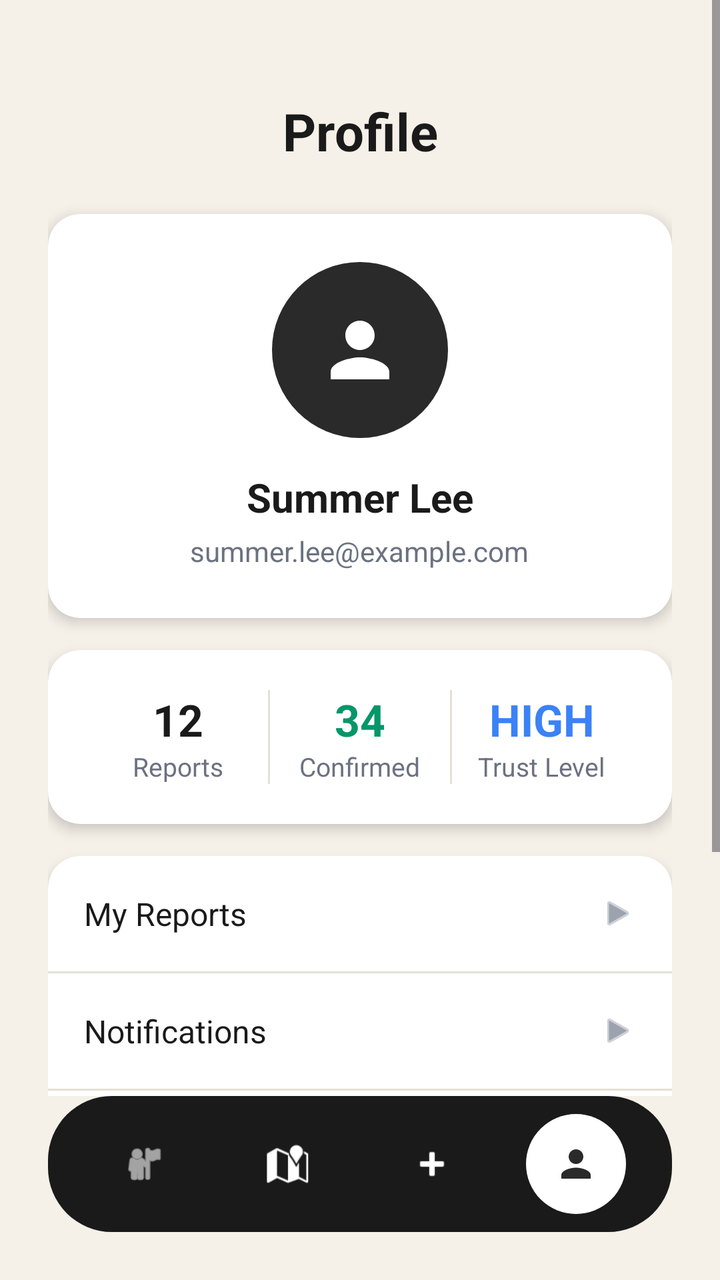
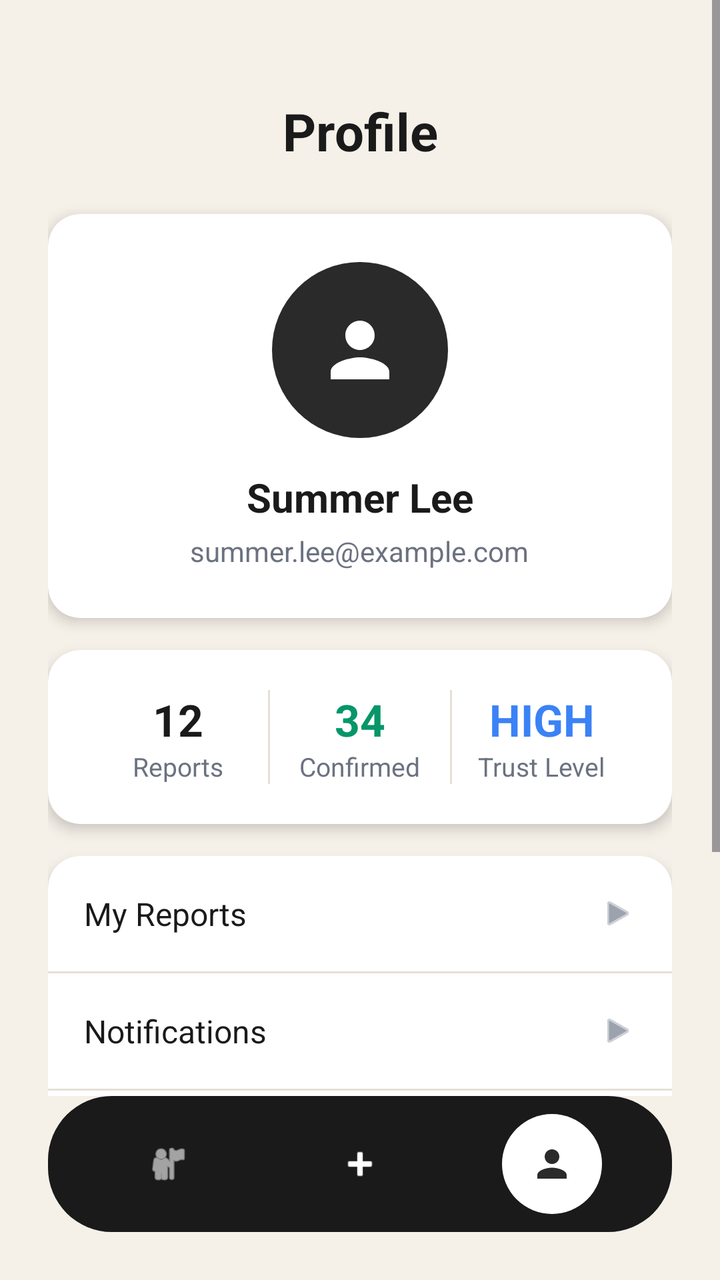

Screens rendered from an Android XML layout before and after an edit, with the pre-edit source and the edit as a unified diff.
<!-- AndroidManifest.xml: application theme Theme.Hackathon -->
<!-- res/layout/activity_profile.xml -->
<?xml version="1.0" encoding="utf-8"?>
<LinearLayout xmlns:android="http://schemas.android.com/apk/res/android"
    xmlns:app="http://schemas.android.com/apk/res-auto"
    android:layout_width="match_parent"
    android:layout_height="match_parent"
    android:orientation="vertical"
    android:background="#F5F0E8">

    
    <ScrollView
        android:layout_width="match_parent"
        android:layout_height="0dp"
        android:layout_weight="1">

        <LinearLayout
            android:layout_width="match_parent"
            android:layout_height="wrap_content"
            android:orientation="vertical"
            android:padding="24dp">

            
            <TextView
                android:layout_width="match_parent"
                android:layout_height="wrap_content"
                android:text="Profile"
                android:textSize="26sp"
                android:textStyle="bold"
                android:textColor="#1A1A1A"
                android:gravity="center"
                android:layout_marginTop="24dp"
                android:layout_marginBottom="24dp" />

            
            <androidx.cardview.widget.CardView
                android:layout_width="match_parent"
                android:layout_height="wrap_content"
                app:cardCornerRadius="16dp"
                app:cardElevation="4dp"
                android:layout_marginBottom="16dp">

                <LinearLayout
                    android:layout_width="match_parent"
                    android:layout_height="wrap_content"
                    android:orientation="vertical"
                    android:gravity="center"
                    android:padding="24dp">

                    <androidx.cardview.widget.CardView
                        android:layout_width="88dp"
                        android:layout_height="88dp"
                        app:cardCornerRadius="44dp"
                        app:cardElevation="0dp"
                        android:layout_marginBottom="16dp">

                        <ImageView
                            android:id="@+id/avatarImage"
                            android:layout_width="match_parent"
                            android:layout_height="match_parent"
                            android:background="#2A2A2A"
                            android:padding="22dp"
                            android:src="@drawable/ic_profile"
                            app:tint="#FFFFFF"
                            android:scaleType="fitCenter"
                            android:contentDescription="Profile photo" />

                    </androidx.cardview.widget.CardView>

                    <TextView
                        android:id="@+id/nameText"
                        android:layout_width="wrap_content"
                        android:layout_height="wrap_content"
                        android:text="Summer Lee"
                        android:textSize="20sp"
                        android:textStyle="bold"
                        android:textColor="#1A1A1A"
                        android:layout_marginBottom="4dp" />

                    <TextView
                        android:id="@+id/emailText"
                        android:layout_width="wrap_content"
                        android:layout_height="wrap_content"
                        android:text="summer.lee@example.com"
                        android:textSize="14sp"
                        android:textColor="#6B7280" />

                </LinearLayout>
            </androidx.cardview.widget.CardView>

            
            <androidx.cardview.widget.CardView
                android:layout_width="match_parent"
                android:layout_height="wrap_content"
                app:cardCornerRadius="16dp"
                app:cardElevation="4dp"
                android:layout_marginBottom="16dp">

                <LinearLayout
                    android:layout_width="match_parent"
                    android:layout_height="wrap_content"
                    android:orientation="horizontal"
                    android:padding="20dp">

                    <LinearLayout
                        android:layout_width="0dp"
                        android:layout_height="wrap_content"
                        android:layout_weight="1"
                        android:orientation="vertical"
                        android:gravity="center">

                        <TextView
                            android:id="@+id/reportsCountText"
                            android:layout_width="wrap_content"
                            android:layout_height="wrap_content"
                            android:text="12"
                            android:textSize="22sp"
                            android:textStyle="bold"
                            android:textColor="#1A1A1A" />

                        <TextView
                            android:layout_width="wrap_content"
                            android:layout_height="wrap_content"
                            android:text="Reports"
                            android:textSize="13sp"
                            android:textColor="#6B7280" />
                    </LinearLayout>

                    <View
                        android:layout_width="1dp"
                        android:layout_height="match_parent"
                        android:background="#E5E0D5" />

                    <LinearLayout
                        android:layout_width="0dp"
                        android:layout_height="wrap_content"
                        android:layout_weight="1"
                        android:orientation="vertical"
                        android:gravity="center">

                        <TextView
                            android:id="@+id/confirmedCountText"
                            android:layout_width="wrap_content"
                            android:layout_height="wrap_content"
                            android:text="34"
                            android:textSize="22sp"
                            android:textStyle="bold"
                            android:textColor="#059669" />

                        <TextView
                            android:layout_width="wrap_content"
                            android:layout_height="wrap_content"
                            android:text="Confirmed"
                            android:textSize="13sp"
                            android:textColor="#6B7280" />
                    </LinearLayout>

                    <View
                        android:layout_width="1dp"
                        android:layout_height="match_parent"
                        android:background="#E5E0D5" />

                    <LinearLayout
                        android:layout_width="0dp"
                        android:layout_height="wrap_content"
                        android:layout_weight="1"
                        android:orientation="vertical"
                        android:gravity="center">

                        <TextView
                            android:id="@+id/trustScoreText"
                            android:layout_width="wrap_content"
                            android:layout_height="wrap_content"
                            android:text="HIGH"
                            android:textSize="22sp"
                            android:textStyle="bold"
                            android:textColor="#3B82F6" />

                        <TextView
                            android:layout_width="wrap_content"
                            android:layout_height="wrap_content"
                            android:text="Trust Level"
                            android:textSize="13sp"
                            android:textColor="#6B7280" />
                    </LinearLayout>

                </LinearLayout>
            </androidx.cardview.widget.CardView>

            
            <androidx.cardview.widget.CardView
                android:layout_width="match_parent"
                android:layout_height="wrap_content"
                app:cardCornerRadius="16dp"
                app:cardElevation="4dp"
                android:layout_marginBottom="16dp">

                <LinearLayout
                    android:layout_width="match_parent"
                    android:layout_height="wrap_content"
                    android:orientation="vertical">

                    <LinearLayout
                        android:id="@+id/myReportsRow"
                        android:layout_width="match_parent"
                        android:layout_height="wrap_content"
                        android:orientation="horizontal"
                        android:gravity="center_vertical"
                        android:padding="18dp"
                        android:background="?attr/selectableItemBackground">

                        <TextView
                            android:layout_width="0dp"
                            android:layout_height="wrap_content"
                            android:layout_weight="1"
                            android:text="My Reports"
                            android:textSize="16sp"
                            android:textColor="#1A1A1A" />

                        <ImageView
                            android:layout_width="18dp"
                            android:layout_height="18dp"
                            android:src="@android:drawable/ic_media_play"
                            app:tint="#9CA3AF"
                            android:contentDescription="Go" />
                    </LinearLayout>

                    <View
                        android:layout_width="match_parent"
                        android:layout_height="1dp"
                        android:background="#E5E0D5" />

                    <LinearLayout
                        android:id="@+id/notificationsRow"
                        android:layout_width="match_parent"
                        android:layout_height="wrap_content"
                        android:orientation="horizontal"
                        android:gravity="center_vertical"
                        android:padding="18dp"
                        android:background="?attr/selectableItemBackground">

                        <TextView
                            android:layout_width="0dp"
                            android:layout_height="wrap_content"
                            android:layout_weight="1"
                            android:text="Notifications"
                            android:textSize="16sp"
                            android:textColor="#1A1A1A" />

                        <ImageView
                            android:layout_width="18dp"
                            android:layout_height="18dp"
                            android:src="@android:drawable/ic_media_play"
                            app:tint="#9CA3AF"
                            android:contentDescription="Go" />
                    </LinearLayout>

                    <View
                        android:layout_width="match_parent"
                        android:layout_height="1dp"
                        android:background="#E5E0D5" />

                    <LinearLayout
                        android:id="@+id/settingsRow"
                        android:layout_width="match_parent"
                        android:layout_height="wrap_content"
                        android:orientation="horizontal"
                        android:gravity="center_vertical"
                        android:padding="18dp"
                        android:background="?attr/selectableItemBackground">

                        <TextView
                            android:layout_width="0dp"
                            android:layout_height="wrap_content"
                            android:layout_weight="1"
                            android:text="Settings"
                            android:textSize="16sp"
                            android:textColor="#1A1A1A" />

                        <ImageView
                            android:layout_width="18dp"
                            android:layout_height="18dp"
                            android:src="@android:drawable/ic_media_play"
                            app:tint="#9CA3AF"
                            android:contentDescription="Go" />
                    </LinearLayout>

                </LinearLayout>
            </androidx.cardview.widget.CardView>

            
            <com.google.android.material.button.MaterialButton
                android:id="@+id/logoutButton"
                android:layout_width="match_parent"
                android:layout_height="54dp"
                android:text="Log Out"
                android:textAllCaps="false"
                android:textSize="16sp"
                android:textColor="#DC2626"
                app:cornerRadius="27dp"
                style="@style/Widget.MaterialComponents.Button.OutlinedButton"
                app:strokeColor="#DC2626"
                android:layout_marginTop="8dp" />

        </LinearLayout>
    </ScrollView>

    
    <LinearLayout
        android:layout_width="match_parent"
        android:layout_height="68dp"
        android:layout_marginStart="24dp"
        android:layout_marginEnd="24dp"
        android:layout_marginBottom="24dp"
        android:orientation="horizontal"
        android:background="@drawable/navbar_pill_bg"
        android:paddingStart="12dp"
        android:paddingEnd="12dp"
        android:gravity="center_vertical">

        <FrameLayout
            android:id="@+id/navHome"
            android:layout_width="0dp"
            android:layout_height="50dp"
            android:layout_weight="1"
            android:layout_gravity="center">

            <View
                android:id="@+id/bubbleHome"
                android:layout_width="50dp"
                android:layout_height="50dp"
                android:layout_gravity="center"
                android:background="@drawable/nav_bubble"
                android:visibility="invisible" />

            <ImageView
                android:id="@+id/iconHome"
                android:layout_width="22dp"
                android:layout_height="22dp"
                android:layout_gravity="center"
                android:src="@android:drawable/ic_menu_myplaces"
                app:tint="#FFFFFF"
                android:contentDescription="Home" />
        </FrameLayout>

        <FrameLayout
            android:id="@+id/navMap"
            android:layout_width="0dp"
            android:layout_height="50dp"
            android:layout_weight="1"
            android:layout_gravity="center">

            <View
                android:id="@+id/bubbleMap"
                android:layout_width="50dp"
                android:layout_height="50dp"
                android:layout_gravity="center"
                android:background="@drawable/nav_bubble"
                android:visibility="invisible" />

            <ImageView
                android:id="@+id/iconMap"
                android:layout_width="22dp"
                android:layout_height="22dp"
                android:layout_gravity="center"
                android:src="@android:drawable/ic_dialog_map"
                app:tint="#FFFFFF"
                android:contentDescription="Map" />
        </FrameLayout>

        <FrameLayout
            android:id="@+id/navReport"
            android:layout_width="0dp"
            android:layout_height="50dp"
            android:layout_weight="1"
            android:layout_gravity="center">

            <View
                android:id="@+id/bubbleReport"
                android:layout_width="50dp"
                android:layout_height="50dp"
                android:layout_gravity="center"
                android:background="@drawable/nav_bubble"
                android:visibility="invisible" />

            <ImageView
                android:id="@+id/iconReport"
                android:layout_width="22dp"
                android:layout_height="22dp"
                android:layout_gravity="center"
                android:src="@android:drawable/ic_input_add"
                app:tint="#FFFFFF"
                android:contentDescription="Report" />
        </FrameLayout>

        <FrameLayout
            android:id="@+id/navProfile"
            android:layout_width="0dp"
            android:layout_height="50dp"
            android:layout_weight="1"
            android:layout_gravity="center">

            <View
                android:id="@+id/bubbleProfile"
                android:layout_width="50dp"
                android:layout_height="50dp"
                android:layout_gravity="center"
                android:background="@drawable/nav_bubble"
                android:visibility="visible" />

            <ImageView
                android:id="@+id/iconProfile"
                android:layout_width="22dp"
                android:layout_height="22dp"
                android:layout_gravity="center"
                android:src="@drawable/ic_profile"
                app:tint="#2A2A2A"
                android:contentDescription="Profile" />
        </FrameLayout>

    </LinearLayout>

</LinearLayout>
<!-- resources referenced by this layout -->
<resources>
  <!-- drawable ic_profile (drawable) -->
  <?xml version="1.0" encoding="utf-8"?>
  <vector xmlns:android="http://schemas.android.com/apk/res/android"
      android:width="24dp"
      android:height="24dp"
      android:viewportWidth="24"
      android:viewportHeight="24">
      <path
          android:fillColor="#FF000000"
          android:pathData="M12,12c2.21,0 4,-1.79 4,-4s-1.79,-4 -4,-4 -4,1.79 -4,4 1.79,4 4,4zM12,14c-2.67,0 -8,1.34 -8,4v2h16v-2c0,-2.66 -5.33,-4 -8,-4z" />
  </vector>
  <!-- drawable nav_bubble (drawable) -->
  <?xml version="1.0" encoding="utf-8"?>
  <shape xmlns:android="http://schemas.android.com/apk/res/android"
      android:shape="oval">
      <solid android:color="#FFFFFF" />
  </shape>
  <!-- drawable navbar_pill_bg (drawable) -->
  <?xml version="1.0" encoding="utf-8"?>
  <shape xmlns:android="http://schemas.android.com/apk/res/android"
      android:shape="rectangle">
      <solid android:color="#1A1A1A" />
      <corners android:radius="32dp" />
  </shape>
  <style name="Theme.Hackathon" parent="Base.Theme.Hackathon" />
  <style name="Base.Theme.Hackathon" parent="Theme.Material3.DayNight.NoActionBar">
          
          
      </style>
</resources>

<!-- the commit's change to res/layout/activity_profile.xml (unified diff, before → after) -->
@@ -342,31 +342,6 @@
         </FrameLayout>
 
         <FrameLayout
-            android:id="@+id/navMap"
-            android:layout_width="0dp"
-            android:layout_height="50dp"
-            android:layout_weight="1"
-            android:layout_gravity="center">
-
-            <View
-                android:id="@+id/bubbleMap"
-                android:layout_width="50dp"
-                android:layout_height="50dp"
-                android:layout_gravity="center"
-                android:background="@drawable/nav_bubble"
-                android:visibility="invisible" />
-
-            <ImageView
-                android:id="@+id/iconMap"
-                android:layout_width="22dp"
-                android:layout_height="22dp"
-                android:layout_gravity="center"
-                android:src="@android:drawable/ic_dialog_map"
-                app:tint="#FFFFFF"
-                android:contentDescription="Map" />
-        </FrameLayout>
-
-        <FrameLayout
             android:id="@+id/navReport"
             android:layout_width="0dp"
             android:layout_height="50dp"
